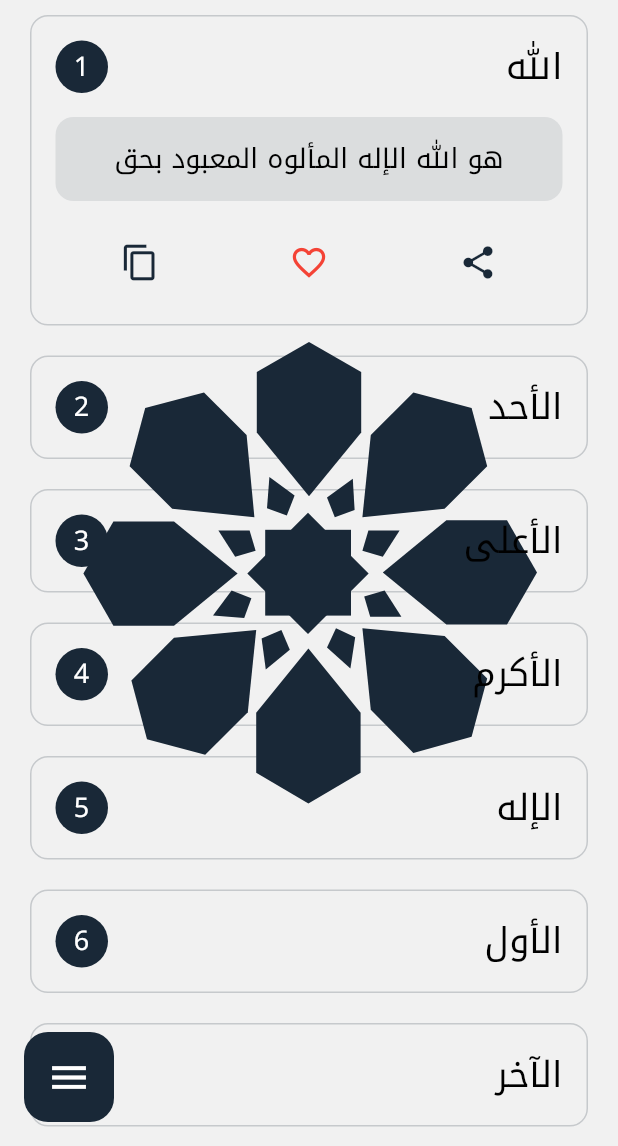
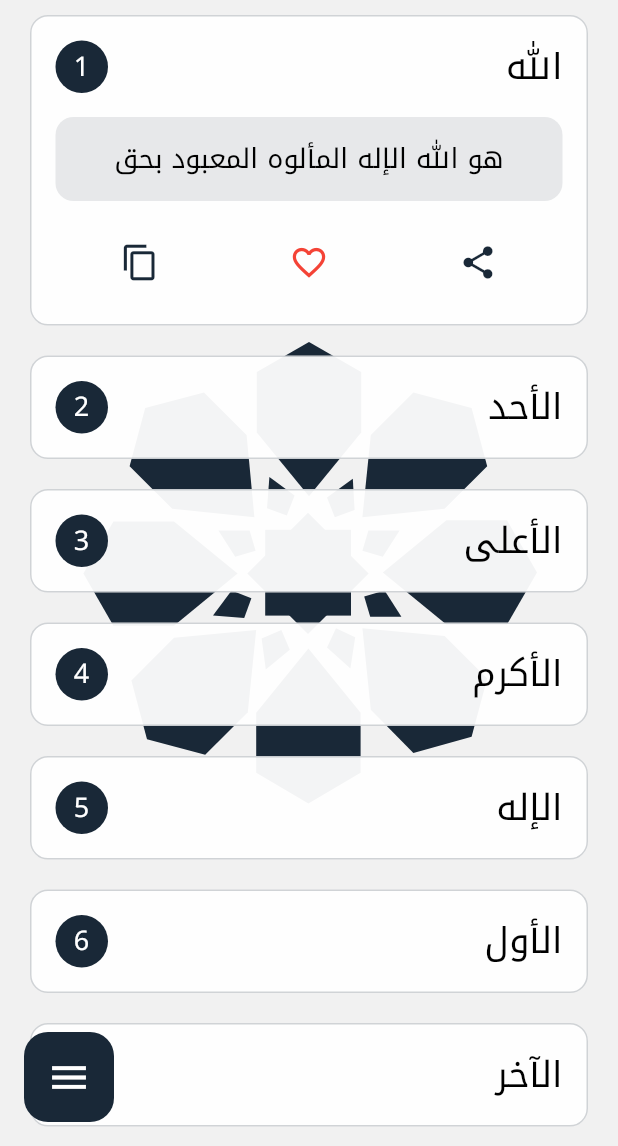
Before and after one commit to devhasanalhamed/names_of_allah, a Flutter app: the screen it shows after launch, after a tap on "الله", on a phone screen of 412 x 824 dp, the part 90-1236 px from its top. Run offline on Flutter 3.47's test engine with Material 3 defaults, Android fonts, the phone set to English and light mode, and no system bars; our stand-ins replace flutter_svg, screenshot, share_plus, shared_preferences; missing offline and left inert: clipboard; statements that could not run were skipped.

Commit message:
Update list_of_names.dart

```diff
--- a/lib/app/view/widgets/list_of_names.dart
+++ b/lib/app/view/widgets/list_of_names.dart
@@ -20,7 +20,6 @@ class ListOfNames extends StatefulWidget {
 }
 
 class _ListOfNamesState extends State<ListOfNames> {
-  var clicked = false;
   @override
   Widget build(BuildContext context) {
     return Expanded(
@@ -49,7 +48,8 @@ class NameCard extends StatefulWidget {
 
 class _NameCard extends State<NameCard> {
   final ScreenshotController _screenshotController = ScreenshotController();
-  bool selected = false;
+  bool expanded = false;
+  bool showContent = false;
 
   void shareIt(Names name) async {
     Provider.of<DataProvider>(context, listen: false)
@@ -77,12 +77,15 @@ class _NameCard extends State<NameCard> {
         borderRadius: const BorderRadius.all(Radius.circular(12)),
         onTap: () {
           setState(
-            () => selected = !selected,
+            () => expanded = !expanded,
           );
         },
         child: AnimatedSize(
-          duration: Duration(milliseconds: selected ? 100 : 400),
+          duration: const Duration(milliseconds: 350),
           alignment: Alignment.topCenter,
+          reverseDuration: const Duration(milliseconds: 250),
+          curve: Curves.easeIn,
+          onEnd: () => showContent = !showContent,
           child: Container(
             padding: const EdgeInsets.symmetric(
               horizontal: 16.0,
@@ -96,9 +99,7 @@ class _NameCard extends State<NameCard> {
               borderRadius: const BorderRadius.all(
                 Radius.circular(12),
               ),
-              color: name.open
-                  ? Theme.of(context).colorScheme.secondary
-                  : Theme.of(context).colorScheme.secondary.withOpacity(0.95),
+              color: Theme.of(context).colorScheme.secondary.withOpacity(0.95),
             ),
             child: ListView(
               shrinkWrap: true,
@@ -129,7 +130,7 @@ class _NameCard extends State<NameCard> {
                     ),
                   ],
                 ),
-                if (selected)
+                if (expanded)
                   Container(
                     padding: const EdgeInsets.all(15),
                     margin: const EdgeInsets.symmetric(
@@ -154,7 +155,7 @@ class _NameCard extends State<NameCard> {
                       ],
                     ),
                   ),
-                if (selected)
+                if (expanded)
                   InteractiveIcons(
                     name: name.name,
                     meaning: name.meaning,
```
